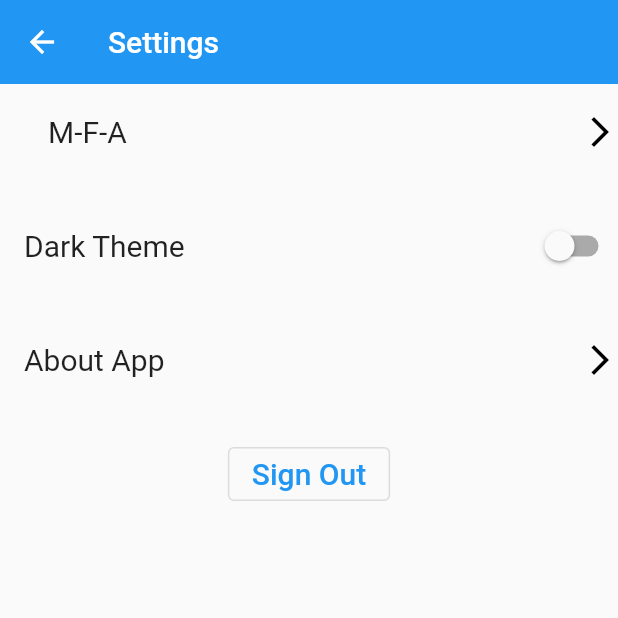
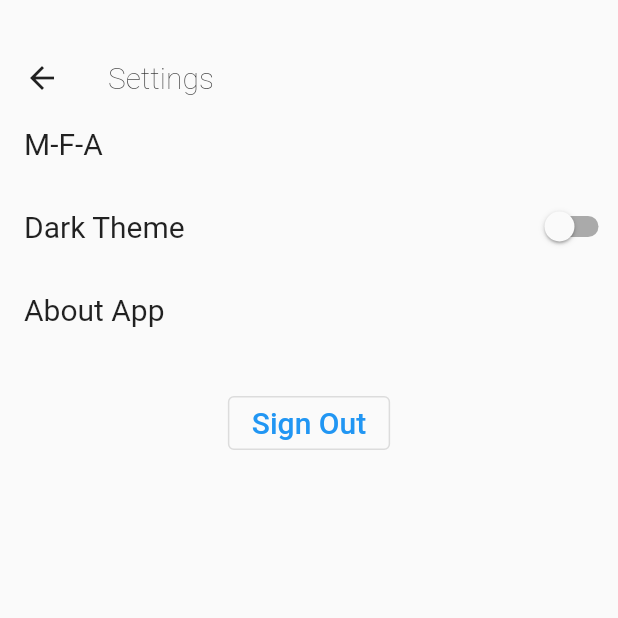
Before and after one commit to mhitesh-2309/settings_, a Flutter app: the screen it shows after launch, after a tap on the "settings" icon, on a phone screen of 412 x 824 dp, the top half of it. Run offline on Flutter 3.47's test engine with Material 2 defaults, Android fonts, the phone set to English and light mode, and no system bars; our stand-ins replace get, google_fonts; Roboto replaces fonts that are missing (Acme).

Commit message:
Removed the app bars and put arrows and attached all the pages

```diff
--- a/lib/Settings_page.dart
+++ b/lib/Settings_page.dart
@@ -5,6 +5,7 @@ import 'package:google_fonts/google_fonts.dart';
 import 'package:provider/provider.dart';
 import 'package:settings_mod/Theme_provider.dart';
 import 'package:settings_mod/about_page.dart';
+import 'package:settings_mod/home.dart';
 import 'package:settings_mod/m_f_a.dart';
 
 class Settings_page extends StatefulWidget {
@@ -20,61 +21,58 @@ class _Settings_pageState extends State<Settings_page> {
   @override
   Widget build(BuildContext context) {
     return Scaffold(
-      appBar: AppBar(
-        elevation: 0,
-        title: Text(
-          "Settings",
-          style: GoogleFonts.acme(),
-        ),
-      ),
       body: Container(
         child: Column(
           children: [
-            // Padding(
-            //   padding: const EdgeInsets.only(top: 20),
-            //   child: Row(
-            //     mainAxisAlignment: MainAxisAlignment.spaceBetween,
-            //     children: [
-            //       Padding(
-            //         padding: const EdgeInsets.only(left: 16, right: 16),
-            //         child: Text(
-            //           "Notification",
-            //           style: GoogleFonts.acme(fontSize: 20),
-            //         ),
-            //       ),
-            //       Switch(
-            //           value: perm,
-            //           onChanged: (newperm) {
-            //             setState(() {
-            //               perm = newperm;
-            //             });
-            //           })
-            //     ],
-            //   ),
-            // ),
+            Container(
+              child: Padding(
+                padding: const EdgeInsets.only(top: 40),
+                child: Row(
+                  children: [
                     Padding(
+                      padding: const EdgeInsets.only(left: 16, right: 16),
+                      child: InkWell(
+                          onTap: () {
+                            Get.to(home());
+                          },
+                          child: Icon(Icons.arrow_back)),
+                    ),
+                    Padding(
+                      padding: const EdgeInsets.only(left: 16),
+                      child: Text(
+                        "Settings",
+                        style: GoogleFonts.acme(
+                            fontSize: 20, fontWeight: FontWeight.w100),
+                      ),
+                    ),
+                  ],
+                ),
+              ),
+            ),
+            InkWell(
+              onTap: () {
+                Get.to(
+                  m_f_a(),
+                );
+              },
+              child: Container(
+                child: Padding(
                   padding: const EdgeInsets.only(top: 20),
                   child: Row(
                     mainAxisAlignment: MainAxisAlignment.spaceBetween,
                     children: [
                       Padding(
                         padding: const EdgeInsets.only(left: 16, right: 16),
-                    child: Padding(
-                      padding: const EdgeInsets.only(left: 16, right: 16),
-                      child:
-                          Text("M-F-A", style: GoogleFonts.acme(fontSize: 20)),
+                        child: Text("M-F-A",
+                            style: GoogleFonts.acme(fontSize: 20)),
                       ),
-                  ),
-                  InkWell(
-                      onTap: () {
-                        Get.to(m_f_a());
-                      },
-                      child: Icon(Icons.arrow_forward_ios, color: Colors.black))
                     ],
                   ),
                 ),
+              ),
+            ),
             Padding(
-              padding: const EdgeInsets.only(top: 40),
+              padding: const EdgeInsets.only(top: 20),
               child: Row(
                 mainAxisAlignment: MainAxisAlignment.spaceBetween,
                 children: [
@@ -98,8 +96,15 @@ class _Settings_pageState extends State<Settings_page> {
                 ],
               ),
             ),
-            Padding(
-              padding: const EdgeInsets.only(top: 40),
+            InkWell(
+              onTap: () {
+                Get.to(
+                  About_page(),
+                );
+              },
+              child: Container(
+                child: Padding(
+                  padding: const EdgeInsets.only(top: 20),
                   child: Row(
                     mainAxisAlignment: MainAxisAlignment.spaceBetween,
                     children: [
@@ -108,12 +113,9 @@ class _Settings_pageState extends State<Settings_page> {
                         child: Text("About App",
                             style: GoogleFonts.acme(fontSize: 20)),
                       ),
-                  InkWell(
-                      onTap: () {
-                        Get.to(About_page());
-                      },
-                      child: Icon(Icons.arrow_forward_ios, color: Colors.black))
                     ],
+                  ),
+                ),
               ),
             ),
             Padding(
--- a/lib/home.dart
+++ b/lib/home.dart
@@ -15,20 +15,38 @@ class _homeState extends State<home> {
   @override
   Widget build(BuildContext context) {
     return Scaffold(
-      appBar: AppBar(
-        elevation: 0,
-        title: Text(
-          "Home",
-          style: GoogleFonts.acme(),
+      body: Container(
+        child: Column(
+          children: [
+            Container(
+              child: Padding(
+                padding: const EdgeInsets.only(top: 40),
+                child: Row(
+                  mainAxisAlignment: MainAxisAlignment.spaceBetween,
+                  children: [
+                    Padding(
+                      padding: const EdgeInsets.only(left: 16, right: 16),
+                      child: Text(
+                        "Home",
+                        style: GoogleFonts.acme(
+                            fontSize: 20, fontWeight: FontWeight.w100),
+                      ),
+                    ),
+                    Padding(
+                      padding: const EdgeInsets.only(right: 16),
+                      child: InkWell(
+                        onTap: () {
+                          Get.to(Settings_page());
+                        },
+                        child: Icon(Icons.settings),
+                      ),
+                    ),
+                  ],
+                ),
+              ),
+            ),
+          ],
         ),
-        actions: <Widget>[
-          IconButton(
-            onPressed: () {
-              Get.to(Settings_page());
-            },
-            icon: Icon(Icons.settings),
-          )
-        ],
       ),
     );
   }
```
Also changed, not shown: lib/about_page.dart (+30 -2 lines), lib/m_f_a.dart (+31 -2 lines), 1 other file. Lines whose indentation alone changed are shown as unchanged.
